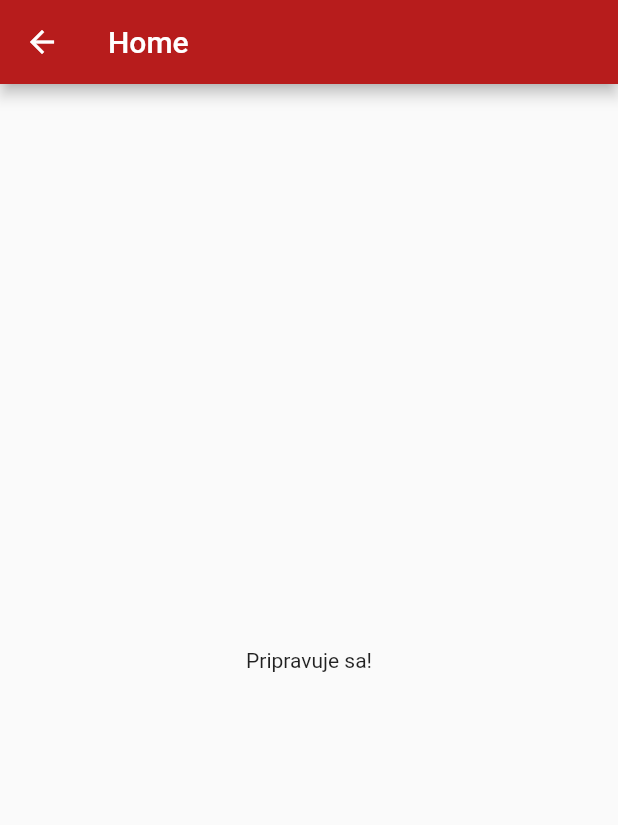
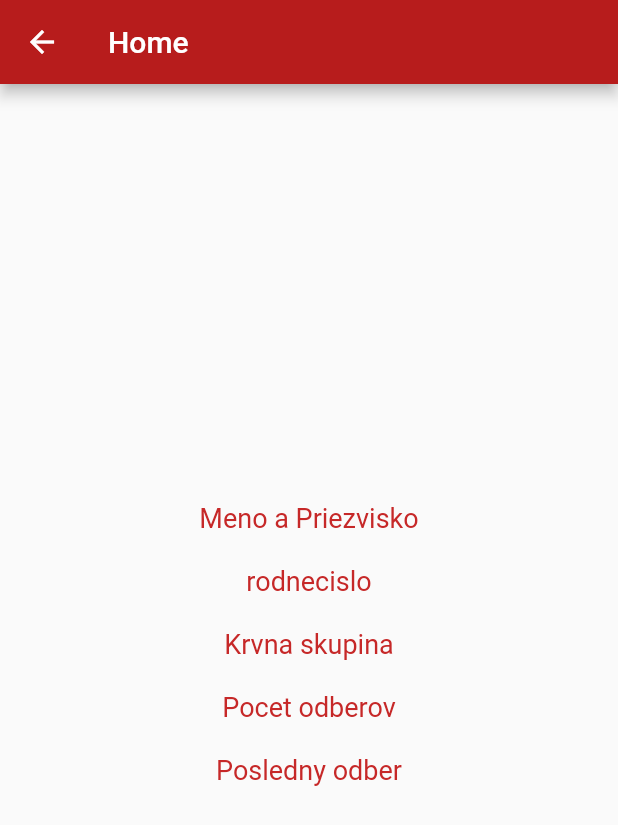
Before and after one commit to MatejTomko/RPJ, a Flutter app: the screen it shows after launch, after a tap on "Pokračovať bez registrácie", on a phone screen of 412 x 824 dp. Shown: the top 825 px of the screen. Run offline on Flutter 3.47's test engine with Material 2 defaults, Android fonts, the phone set to English and light mode, and no system bars; our stand-ins replace cloud_firestore, firebase_core; accounts and stored records are empty.

Commit message:
Ziskavanie UserData z firebasu na zaklade id

```diff
--- /dev/null
+++ b/lib/DatabaseManager.dart
@@ -0,0 +1,36 @@
+import 'package:cloud_firestore/cloud_firestore.dart';
+import 'package:firebase_core/firebase_core.dart';
+
+class DatabaseManager{
+
+  final CollectionReference darcaList = FirebaseFirestore.instance.collection('Darca');
+
+  Future<void> createDarcaData(
+      String adresa,idDarca,krvnaskupina,meno,pocetodberov,poslednyodber,priezvisko,rodnecislo) async {
+    return await darcaList.doc().set({
+      'adresa':adresa,
+      'idDarca':idDarca,
+      'krvnaskupina':krvnaskupina,
+      'meno':meno,
+      'pocetodberov':pocetodberov,
+      'poslednyodber':poslednyodber,
+      'priezvisko':priezvisko,
+      'rodnecislo':rodnecislo,
+    });
+  }
+
+  Future getDarcaList() async{
+    List itemsList=[];
+
+    try{
+      await darcaList.get().then((snapshot) => snapshot.docs.forEach((element) {
+        itemsList.add(element.data());
+      })
+      );
+      return itemsList;
+    }catch(e){
+      print(e.toString());
+      return null;
+    }
+  }
+}
--- /dev/null
+++ b/lib/darca.dart
@@ -0,0 +1,14 @@
+class darca{
+  String meno,adresa,priezvisko,idDarca,krvnaskupina,pocetodberov,poslednyodber,rodnecislo;
+
+  darca(
+      this.meno,
+      this.adresa,
+      this.priezvisko,
+      this.idDarca,
+      this.krvnaskupina,
+      this.pocetodberov,
+      this.poslednyodber,
+      this.rodnecislo);
+
+}
--- a/lib/home.dart
+++ b/lib/home.dart
@@ -1,3 +1,7 @@
+import 'package:blood_app/DatabaseManager.dart';
+import 'package:blood_app/darca.dart';
+import 'package:cloud_firestore/cloud_firestore.dart';
+import 'package:firebase_core/firebase_core.dart';
 import 'package:flutter/material.dart';
 class Home extends StatefulWidget {
   const Home({Key? key}) : super(key: key);
@@ -7,6 +11,58 @@ class Home extends StatefulWidget {
 }
 
 class _HomeState extends State<Home> {
+
+  //document IDs
+  String docIds = "";
+
+  //get Database id veci,...
+  Future getDocId() async {
+    await FirebaseFirestore.instance.collection('Darca').get().then(
+        (snapshot) => snapshot.docs.forEach((element) {
+          if(element.reference.id=="1"){
+            docIds=element.reference.id;
+          }
+        })
+    );
+  }
+
+  List userDarcaList = [];
+  darca user=new darca("", "", "", "", "", "", "", "");
+
+
+  @override
+  void initState() {
+    getDocId();
+    fetchDatabaseList();
+    super.initState();
+  }
+
+  DatabaseManager databaseManager=new DatabaseManager();
+
+  fetchDatabaseList() async{
+      dynamic resultant = await databaseManager.getDarcaList();
+      if(resultant==null){
+        print('Unable to retrieve');
+      }else{
+        setState(() {
+          userDarcaList=resultant;
+          for(var i=0;i< userDarcaList.length;i++){
+            String help=userDarcaList[i]['idDarca'].toString();
+          if(help == "1000"){
+              user.adresa=userDarcaList[i]['adresa'];
+              user.priezvisko=userDarcaList[i]['priezvisko'];
+              user.meno=userDarcaList[i]['meno'];
+              user.krvnaskupina=userDarcaList[i]['krvnaskupina'];
+              user.idDarca=userDarcaList[i]['idDarca'].toString();
+              user.pocetodberov=userDarcaList[i]['pocetodberov'];
+              user.poslednyodber=userDarcaList[i]['poslednyodber'].toString();
+              user.rodnecislo=userDarcaList[i]['rodnecislo'].toString();
+            }
+          }
+        });
+      }
+  }
+
   @override
   Widget build(BuildContext context) {
     return Scaffold(
@@ -15,8 +71,87 @@ class _HomeState extends State<Home> {
         backgroundColor: Colors.red[900],
       ),
       body: Center(
-        child: Text("Pripravuje sa!"),
-      )
+        child: SingleChildScrollView(
+            child: Column(
+              mainAxisAlignment: MainAxisAlignment.center,
+              children: [
+                  Text(
+                    "Meno a Priezvisko",
+                    style: TextStyle(
+                      color: Colors.red[800],
+                      fontSize: 18,
+                    ),
+                  ),
+                Text(
+                  user.meno +" "+user.priezvisko,
+                  style: TextStyle(
+                    color: Colors.red[800],
+                    fontSize: 18,
+                  ),
+                ),
+                Text(
+                  "rodnecislo",
+                  style: TextStyle(
+                    color: Colors.red[800],
+                    fontSize: 18,
+                  ),
+                ),
+                Text(
+                  user.rodnecislo,
+                  style: TextStyle(
+                    color: Colors.red[800],
+                    fontSize: 18,
+                  ),
+                ),
+                Text(
+                  "Krvna skupina",
+                  style: TextStyle(
+                    color: Colors.red[800],
+                    fontSize: 18,
+                  ),
+                ),
+                Text(
+                  user.krvnaskupina,
+                  style: TextStyle(
+                    color: Colors.red[800],
+                    fontSize: 18,
+                  ),
+                ),
+                Text(
+                  "Pocet odberov",
+                  style: TextStyle(
+                    color: Colors.red[800],
+                    fontSize: 18,
+                  ),
+                ),
+                Text(
+                  user.pocetodberov,
+                  style: TextStyle(
+                    color: Colors.red[800],
+                    fontSize: 18,
+                  ),
+                ),
+                Text(
+                  "Posledny odber",
+                  style: TextStyle(
+                    color: Colors.red[800],
+                    fontSize: 18,
+                  ),
+                ),
+                Text(
+                  user.poslednyodber,
+                  style: TextStyle(
+                    color: Colors.red[800],
+                    fontSize: 18,
+                  ),
+                ),
+
+              ],
+            )
+        ),
+      ),
+
+
     );
   }
 }
```
